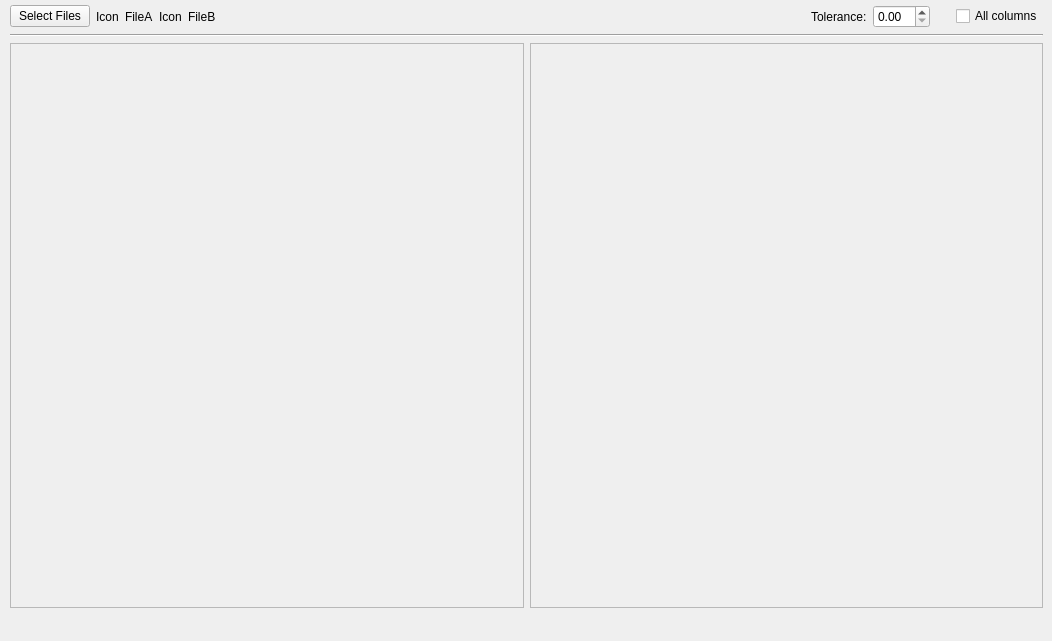
First picture: the form in src/interfaces/mainwindow.ui, repository Tyler-Barham/cdiff, before the edit.
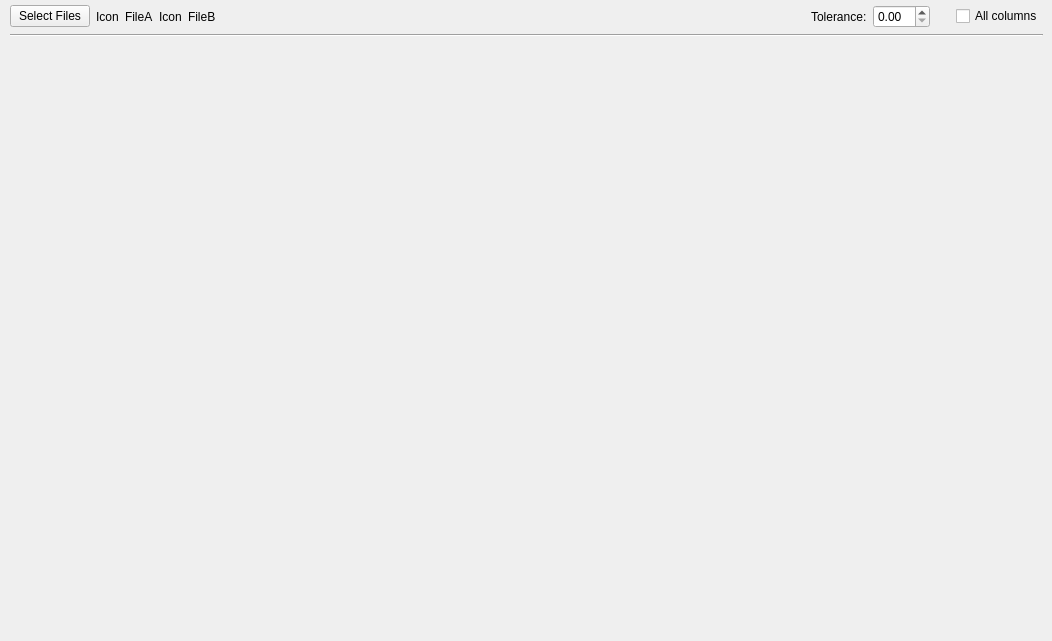
Second picture: the form after the edit.

Commit message: WIP: Display data using custom table class

Patch:
```diff
--- a/src/interfaces/mainwindow.ui
+++ b/src/interfaces/mainwindow.ui
@@ -134,60 +134,7 @@
       </widget>
      </item>
      <item>
-      <layout class="QHBoxLayout" name="layoutComparison">
-       <item>
-        <widget class="QScrollArea" name="scrollAreaA">
-         <property name="verticalScrollBarPolicy">
-          <enum>Qt::ScrollBarAsNeeded</enum>
-         </property>
-         <property name="horizontalScrollBarPolicy">
-          <enum>Qt::ScrollBarAsNeeded</enum>
-         </property>
-         <property name="sizeAdjustPolicy">
-          <enum>QAbstractScrollArea::AdjustToContents</enum>
-         </property>
-         <property name="widgetResizable">
-          <bool>true</bool>
-         </property>
-         <widget class="QWidget" name="scrollContentsA">
-          <property name="geometry">
-           <rect>
-            <x>0</x>
-            <y>0</y>
-            <width>511</width>
-            <height>552</height>
-           </rect>
-          </property>
-         </widget>
-        </widget>
-       </item>
-       <item>
-        <widget class="QScrollArea" name="scrollAreaB">
-         <property name="verticalScrollBarPolicy">
-          <enum>Qt::ScrollBarAsNeeded</enum>
-         </property>
-         <property name="horizontalScrollBarPolicy">
-          <enum>Qt::ScrollBarAsNeeded</enum>
-         </property>
-         <property name="sizeAdjustPolicy">
-          <enum>QAbstractScrollArea::AdjustToContents</enum>
-         </property>
-         <property name="widgetResizable">
-          <bool>true</bool>
-         </property>
-         <widget class="QWidget" name="scrollContentsB">
-          <property name="geometry">
-           <rect>
-            <x>0</x>
-            <y>0</y>
-            <width>510</width>
-            <height>552</height>
-           </rect>
-          </property>
-         </widget>
-        </widget>
-       </item>
-      </layout>
+      <layout class="QHBoxLayout" name="layoutComparison"/>
      </item>
     </layout>
    </widget>
```
The commit also changes 4 other files.
